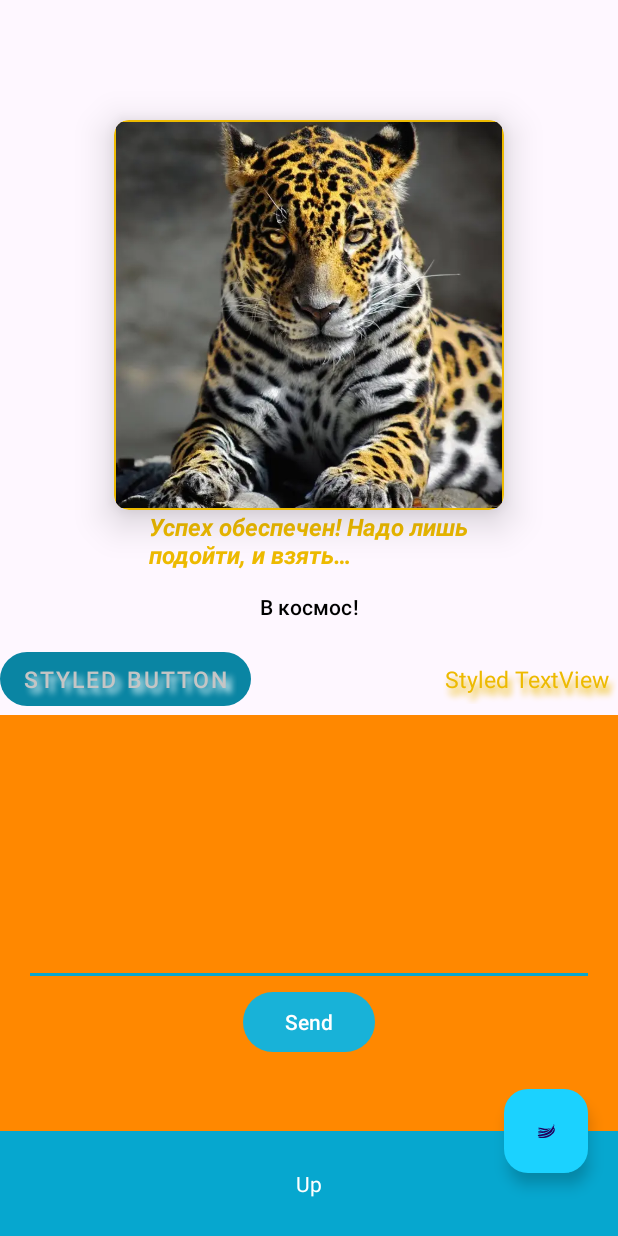
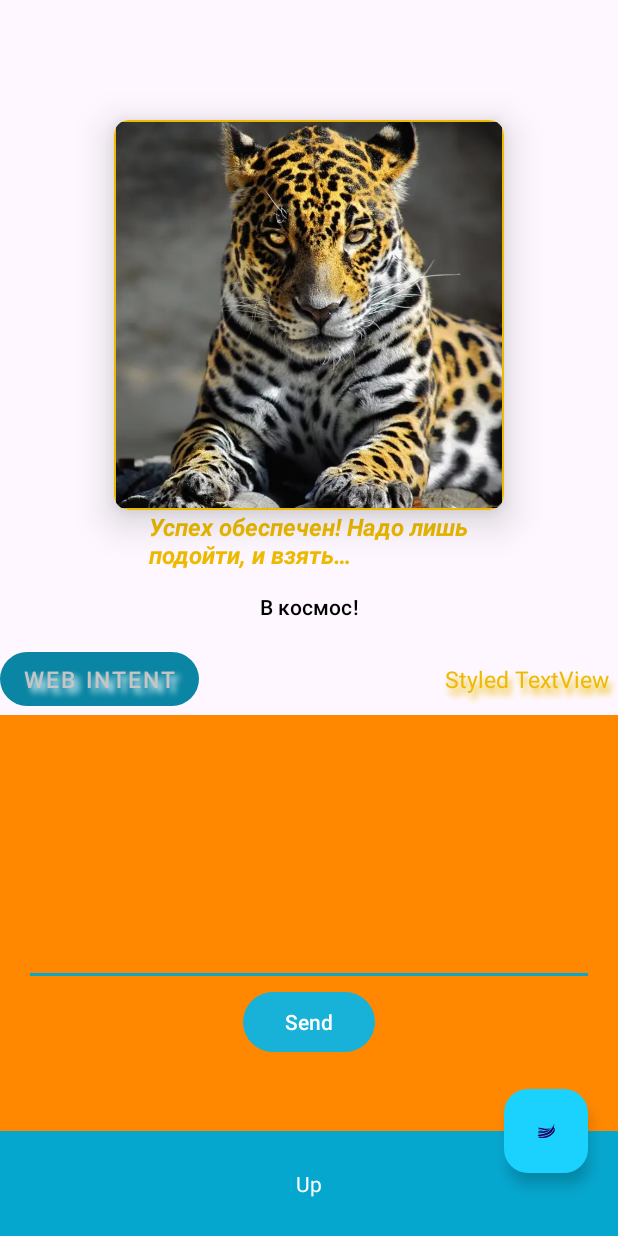
Before and after one commit to Igoryan94/Film-search, an Android app: the ImageViewTestActivity screen opened directly, with no data from a screen before it, on a phone screen of 412 x 824 dp. Run offline under Robolectric (Android 15) with nearby library versions, the light colour scheme and no system bars.

Commit message:
ImageViewTestActivity.kt: styled button runs implicit web intent

```diff
--- a/app/src/main/AndroidManifest.xml
+++ b/app/src/main/AndroidManifest.xml
@@ -1,5 +1,7 @@
 <?xml version="1.0" encoding="utf-8"?>
 <manifest xmlns:android="http://schemas.android.com/apk/res/android">
+
+    <uses-permission android:name="android.permission.INTERNET" />
 
     <application
         android:name=".App"
--- a/app/src/main/res/layout/activity_image_view_test.xml
+++ b/app/src/main/res/layout/activity_image_view_test.xml
@@ -70,7 +70,7 @@
                 android:layout_width="wrap_content"
                 android:layout_height="wrap_content"
                 android:stateListAnimator="@animator/state_list_button_elevation_simply_big"
-				android:text="Styled Button"
+                android:text="Web Intent"
                 android:textAppearance="@style/ButtonTextShadow"
                 app:layout_constraintBottom_toTopOf="@+id/frameLayout"
                 app:layout_constraintStart_toStartOf="parent"
```
Also changed, not shown: app/src/main/java/com/igoryan94/filmsearch/activities/training/ImageViewTestActivity.kt (+10 -0 lines). Lines whose indentation alone changed are shown as unchanged.
